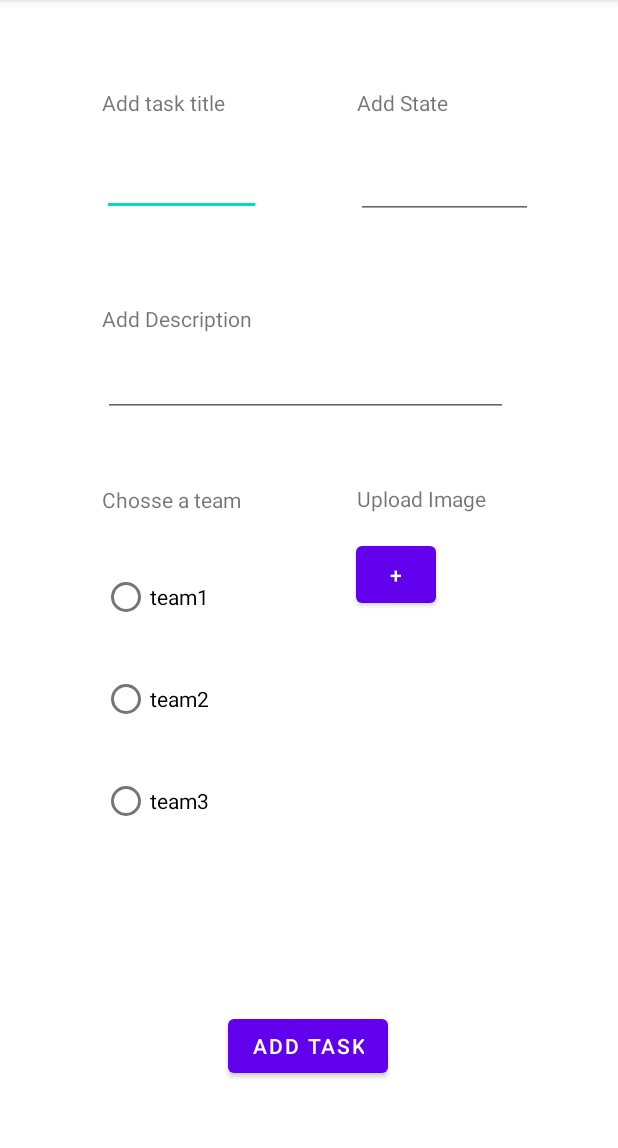
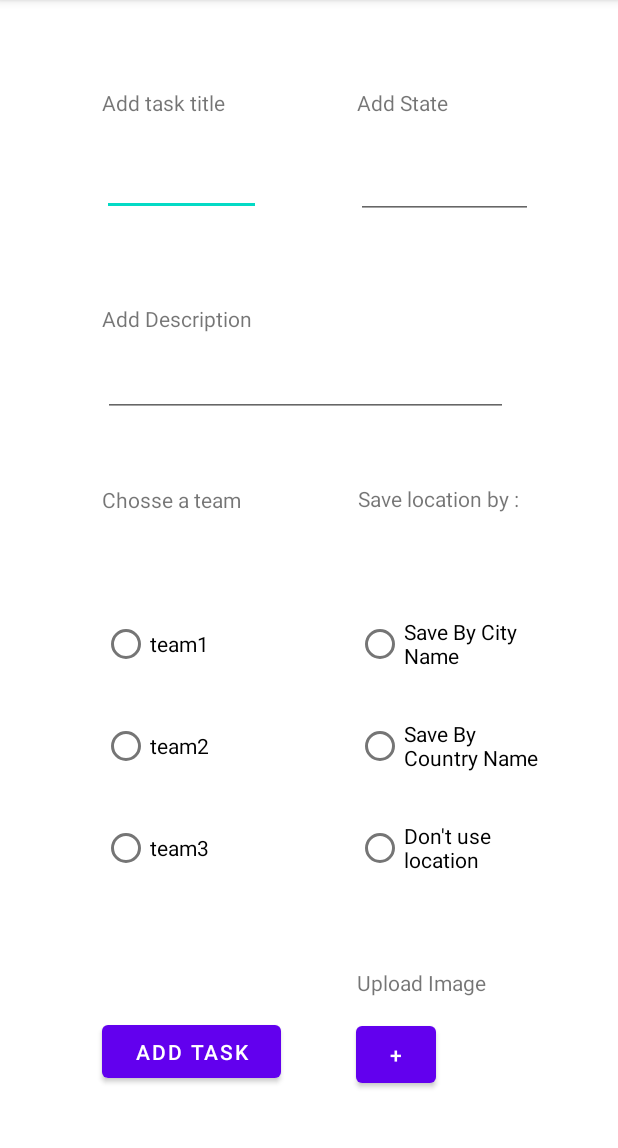
Before and after one commit to Aseel-Dweedar/taskmaster, an Android app: the AddTask screen opened directly, with no data from a screen before it, on a phone screen of 412 x 824 dp, the part 84-1232 px from its top. Run offline under Robolectric (Android 15) with nearby library versions, the phone set to English and light mode, and no system bars; our stand-ins replace Room's generated code; libraries missing offline, so code that uses them is left out: com.amazonaws.mobile, com.amazonaws.mobileconnectors, com.amplifyframework.api, com.amplifyframework.auth, com.amplifyframework.core and 1 more; 3 statements that could not run were skipped.

Commit message:
lab 42 Location

```diff
--- a/taskmaster/app/build.gradle
+++ b/taskmaster/app/build.gradle
@@ -2,6 +2,8 @@ plugins {
     id 'com.android.application'
 }
 apply plugin: 'com.google.gms.google-services'
+apply plugin: 'com.android.application'
+
 android {
     compileSdkVersion 30
     buildToolsVersion '30.0.2'
@@ -63,4 +65,6 @@ dependencies {
     implementation 'com.google.firebase:firebase-messaging'
     implementation 'com.amazonaws:aws-android-sdk-pinpoint:2.25.+'
     implementation ('com.amazonaws:aws-android-sdk-mobile-client:2.26.+@aar') { transitive = true }
+
+    implementation 'com.google.android.gms:play-services-location:18.0.0'
 }
--- a/taskmaster/app/src/main/AndroidManifest.xml
+++ b/taskmaster/app/src/main/AndroidManifest.xml
@@ -1,6 +1,8 @@
 <?xml version="1.0" encoding="utf-8"?>
 <manifest xmlns:android="http://schemas.android.com/apk/res/android"
     package="com.example.taskmaster">
+    <uses-permission android:name="android.permission.ACCESS_COARSE_LOCATION" />
+    <uses-permission android:name="android.permission.ACCESS_FINE_LOCATION" />
 
     <application
         android:allowBackup="true"
--- a/taskmaster/app/src/main/java/com/example/taskmaster/AddTask.java
+++ b/taskmaster/app/src/main/java/com/example/taskmaster/AddTask.java
@@ -2,9 +2,15 @@ package com.example.taskmaster;
 
 import androidx.annotation.Nullable;
 import androidx.appcompat.app.AppCompatActivity;
+import androidx.core.app.ActivityCompat;
 import androidx.room.Room;
 
+import android.Manifest;
 import android.content.Intent;
+import android.content.pm.PackageManager;
+import android.location.Address;
+import android.location.Geocoder;
+import android.location.Location;
 import android.net.Uri;
 import android.os.Bundle;
 import android.util.Log;
@@ -22,13 +28,18 @@ import com.amplifyframework.api.graphql.model.ModelQuery;
 import com.amplifyframework.core.Amplify;
 import com.amplifyframework.datastore.generated.model.TaskTodo;
 import com.amplifyframework.datastore.generated.model.Team;
+import com.google.android.gms.location.FusedLocationProviderClient;
+import com.google.android.gms.location.LocationServices;
+import com.google.android.gms.tasks.OnSuccessListener;
 
 import java.io.File;
 import java.io.FileNotFoundException;
+import java.io.IOException;
 import java.io.InputStream;
 import java.util.ArrayList;
 import java.util.HashMap;
 import java.util.List;
+import java.util.Locale;
 import java.util.Map;
 import java.util.stream.Collectors;
 
@@ -37,11 +48,40 @@ public class AddTask extends AppCompatActivity {
     private Intent chooseFile;
     private String imgName;
     private Uri imgData;
+    public double longitude;
+    public double latitude;
+    public String cityName;
+    public String countryName;
+    private FusedLocationProviderClient fusedLocationClient;
 
     @Override
     protected void onCreate(Bundle savedInstanceState) {
         super.onCreate(savedInstanceState);
         setContentView(R.layout.activity_add_task);
+
+        requestPermissions(new String[]{Manifest.permission.ACCESS_COARSE_LOCATION, Manifest.permission.ACCESS_FINE_LOCATION}, 2);
+        fusedLocationClient = LocationServices.getFusedLocationProviderClient(this);
+        if (ActivityCompat.checkSelfPermission(this, Manifest.permission.ACCESS_FINE_LOCATION) != PackageManager.PERMISSION_GRANTED && ActivityCompat.checkSelfPermission(this, Manifest.permission.ACCESS_COARSE_LOCATION) != PackageManager.PERMISSION_GRANTED) {
+            return;
+        }
+        fusedLocationClient.getLastLocation()
+                .addOnSuccessListener(this, new OnSuccessListener<Location>() {
+                    @Override
+                    public void onSuccess(Location location) {
+                        if (location != null) {
+                            Geocoder geocoder = new Geocoder(AddTask.this, Locale.getDefault());
+                            try {
+                                List<Address> addresses = geocoder.getFromLocation(location.getLatitude(), location.getLongitude(), 10);
+                                latitude = location.getLatitude();
+                                longitude = location.getLongitude();
+                                cityName = addresses.get(0).getLocality();
+                                countryName = addresses.get(0).getCountryName();
+                            } catch (IOException e) {
+                                e.printStackTrace();
+                            }
+                        }
+                    }
+                });
 
         Button addTaskButton = findViewById(R.id.buttonAddTask);
         EditText title = findViewById(R.id.editTextTaskTitle);
@@ -92,12 +132,32 @@ public class AddTask extends AppCompatActivity {
                 RadioButton chosenButton = findViewById(chosenButtonId);
                 String chosenTeam = chosenButton.getText().toString();
 
+
+                RadioGroup locationGroup = findViewById(R.id.locationGroup);
+                int chosenLocationId = locationGroup.getCheckedRadioButtonId();
+                RadioButton chosenLocationButton = findViewById(chosenLocationId);
+                String chosenLocation = chosenLocationButton.getText().toString();
+                com.amplifyframework.datastore.generated.model.Location taskLocation;
+
+                switch (chosenLocation) {
+                    case "Save By City Name":
+                        taskLocation = new com.amplifyframework.datastore.generated.model.Location(cityName, longitude, latitude);
+                        break;
+                    case "Save By Country Name":
+                        taskLocation = new com.amplifyframework.datastore.generated.model.Location(countryName, longitude, latitude);
+                        break;
+                    default:
+                        taskLocation = null;
+                        break;
+                }
+
                 TaskTodo todo = TaskTodo.builder()
                         .title(title.getText().toString())
                         .body(body.getText().toString())
                         .state(state.getText().toString())
                         .image(imgName)
                         .taskTeam((Team) teamsList.get(chosenTeam))
+                        .location(taskLocation)
                         .build();
 
                 Amplify.API.mutate(
--- a/taskmaster/app/src/main/java/com/example/taskmaster/TaskAdapter.java
+++ b/taskmaster/app/src/main/java/com/example/taskmaster/TaskAdapter.java
@@ -32,6 +32,11 @@ public class TaskAdapter extends RecyclerView.Adapter<TaskAdapter.TaskViewHolder
 
             itemView.setOnClickListener((view -> {
                 Intent goToTaskDetail = new Intent(view.getContext(), TaskDetail.class);
+                if (task.getLocation() != null) {
+                    goToTaskDetail.putExtra("taskLocation", task.getLocation().getName());
+                } else {
+                    goToTaskDetail.putExtra("taskLocation","");
+                }
                 goToTaskDetail.putExtra("taskName", task.getTitle());
                 goToTaskDetail.putExtra("taskBody", task.getBody());
                 goToTaskDetail.putExtra("taskState", task.getState());
--- a/taskmaster/app/src/main/java/com/example/taskmaster/TaskDetail.java
+++ b/taskmaster/app/src/main/java/com/example/taskmaster/TaskDetail.java
@@ -29,10 +29,11 @@ public class TaskDetail extends AppCompatActivity {
         TextView body = findViewById(R.id.taskBodyDetail);
         TextView state = findViewById(R.id.taskStateDetail);
         ImageView storeImg = findViewById(R.id.storeImg);
+        TextView location = findViewById(R.id.locationText);
         title.setText(intent.getExtras().getString("taskName"));
         body.setText(intent.getExtras().getString("taskBody"));
         state.setText(intent.getExtras().getString("taskState"));
-
+        location.setText(intent.getExtras().getString("taskLocation"));
 
         if (intent.getExtras().getString("taskImage") != null) {
             Amplify.Storage.downloadFile(
--- a/taskmaster/app/src/main/res/layout/activity_add_task.xml
+++ b/taskmaster/app/src/main/res/layout/activity_add_task.xml
@@ -57,6 +57,7 @@
         app:layout_constraintTop_toTopOf="parent"
         app:layout_constraintVertical_bias="0.143" />
 
+
     <RadioGroup
         android:id="@+id/radioGroup"
         android:layout_width="127dp"
@@ -66,7 +67,7 @@
         app:layout_constraintHorizontal_bias="0.239"
         app:layout_constraintStart_toStartOf="parent"
         app:layout_constraintTop_toTopOf="parent"
-        app:layout_constraintVertical_bias="0.736">
+        app:layout_constraintVertical_bias="0.801">
 
         <RadioButton
             android:id="@+id/team1"
@@ -91,17 +92,39 @@
 
     </RadioGroup>
 
-    <Button
-        android:id="@+id/buttonAddTask"
-        android:layout_width="wrap_content"
-        android:layout_height="wrap_content"
-        android:text="ADD TASK"
+    <RadioGroup
+        android:id="@+id/locationGroup"
+        android:layout_width="127dp"
+        android:layout_height="287dp"
         app:layout_constraintBottom_toBottomOf="parent"
         app:layout_constraintEnd_toEndOf="parent"
-        app:layout_constraintHorizontal_bias="0.498"
+        app:layout_constraintHorizontal_bias="0.834"
         app:layout_constraintStart_toStartOf="parent"
         app:layout_constraintTop_toTopOf="parent"
-        app:layout_constraintVertical_bias="0.935" />
+        app:layout_constraintVertical_bias="0.801">
+
+        <RadioButton
+            android:id="@+id/city"
+            android:layout_width="match_parent"
+            android:layout_height="wrap_content"
+            android:layout_marginTop="20dp"
+            android:text="Save By City Name" />
+
+        <RadioButton
+            android:id="@+id/country"
+            android:layout_width="match_parent"
+            android:layout_height="wrap_content"
+            android:layout_marginTop="20dp"
+            android:text="Save By Country Name" />
+
+        <RadioButton
+            android:id="@+id/noLocation"
+            android:layout_width="match_parent"
+            android:layout_height="wrap_content"
+            android:layout_marginTop="20dp"
+            android:text="Don't use location" />
+
+    </RadioGroup>
 
     <Button
         android:id="@+id/homeAddTask"
@@ -164,7 +187,7 @@
         app:layout_constraintHorizontal_bias="0.731"
         app:layout_constraintStart_toStartOf="parent"
         app:layout_constraintTop_toTopOf="parent"
-        app:layout_constraintVertical_bias="0.431" />
+        app:layout_constraintVertical_bias="0.862" />
 
     <Button
         android:id="@+id/addPhoto"
@@ -176,6 +199,30 @@
         app:layout_constraintHorizontal_bias="0.662"
         app:layout_constraintStart_toStartOf="parent"
         app:layout_constraintTop_toTopOf="parent"
-        app:layout_constraintVertical_bias="0.499" />
+        app:layout_constraintVertical_bias="0.944" />
+
+    <Button
+        android:id="@+id/buttonAddTask"
+        android:layout_width="119dp"
+        android:layout_height="47dp"
+        android:text="ADD TASK"
+        app:layout_constraintBottom_toBottomOf="parent"
+        app:layout_constraintEnd_toEndOf="parent"
+        app:layout_constraintHorizontal_bias="0.232"
+        app:layout_constraintStart_toStartOf="parent"
+        app:layout_constraintTop_toTopOf="parent"
+        app:layout_constraintVertical_bias="0.94" />
+
+    <TextView
+        android:id="@+id/textView11"
+        android:layout_width="wrap_content"
+        android:layout_height="wrap_content"
+        android:text="Save location by :"
+        app:layout_constraintBottom_toBottomOf="parent"
+        app:layout_constraintEnd_toEndOf="parent"
+        app:layout_constraintHorizontal_bias="0.784"
+        app:layout_constraintStart_toStartOf="parent"
+        app:layout_constraintTop_toTopOf="parent"
+        app:layout_constraintVertical_bias="0.431" />
 
 </androidx.constraintlayout.widget.ConstraintLayout>
```
Also changed, not shown: taskmaster/app/src/main/java/com/example/taskmaster/MainActivity.java (+11 -1 lines), taskmaster/app/src/main/java/com/example/taskmaster/TaskLocation.java (added, +40 -0 lines), taskmaster/app/src/main/res/layout/activity_task_detail.xml (+20 -10 lines), taskmaster/app/src/main/graphql/schema.json, taskmaster/app/src/main/java/com/amplifyframework/datastore/generated/model/AmplifyModelProvider.java, taskmaster/app/src/main/java/com/amplifyframework/datastore/generated/model/Location.java (added), taskmaster/app/src/main/java/com/amplifyframework/datastore/generated/model/TaskTodo.java, taskmaster/build.gradle (line endings or trailing spaces), 8 other files.
